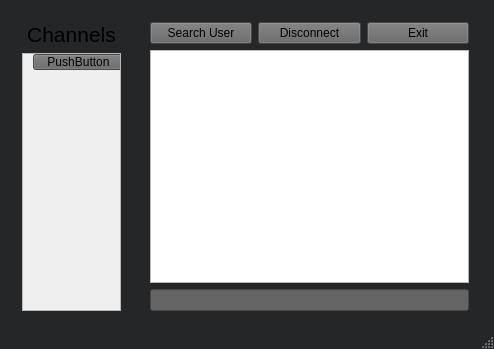
Skyfligher/DBMS_Project, file tempClient/mainwindow.ui: the form before one commit.
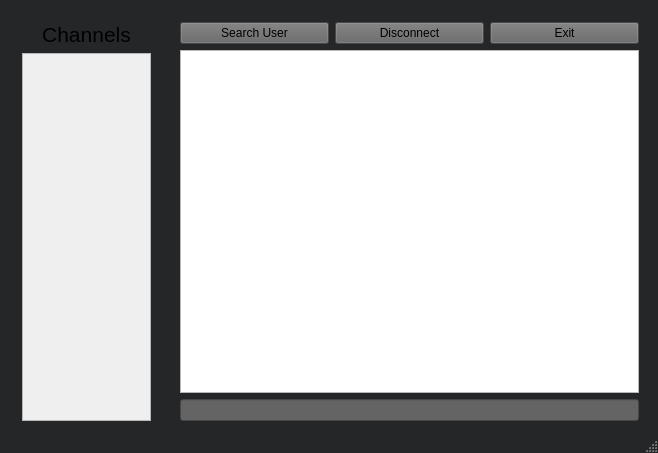
The form after the commit.

Diff of the .ui file:
```diff
--- a/tempClient/mainwindow.ui
+++ b/tempClient/mainwindow.ui
@@ -6,8 +6,8 @@
    <rect>
     <x>0</x>
     <y>0</y>
-    <width>494</width>
-    <height>349</height>
+    <width>658</width>
+    <height>453</height>
    </rect>
   </property>
   <property name="palette">
@@ -444,8 +444,8 @@
      <rect>
       <x>11</x>
       <y>11</y>
-      <width>121</width>
-      <height>311</height>
+      <width>151</width>
+      <height>421</height>
      </rect>
     </property>
     <layout class="QVBoxLayout" name="verticalLayout_2">
@@ -474,23 +474,10 @@
          <rect>
           <x>0</x>
           <y>0</y>
-          <width>117</width>
-          <height>283</height>
+          <width>147</width>
+          <height>393</height>
          </rect>
         </property>
-        <widget class="QPushButton" name="pushButton">
-         <property name="geometry">
-          <rect>
-           <x>10</x>
-           <y>0</y>
-           <width>91</width>
-           <height>16</height>
-          </rect>
-         </property>
-         <property name="text">
-          <string>PushButton</string>
-         </property>
-        </widget>
        </widget>
       </widget>
      </item>
@@ -499,10 +486,10 @@
    <widget class="QWidget" name="layoutWidget">
     <property name="geometry">
      <rect>
-      <x>139</x>
+      <x>169</x>
       <y>11</y>
-      <width>341</width>
-      <height>311</height>
+      <width>481</width>
+      <height>421</height>
      </rect>
     </property>
     <layout class="QGridLayout" name="gridLayout">
@@ -530,7 +517,7 @@
      <item row="1" column="0" colspan="3">
       <layout class="QVBoxLayout" name="verticalLayout">
        <item>
-        <widget class="QListWidget" name="listWidget"/>
+        <widget class="QTextBrowser" name="textBrowser"/>
        </item>
        <item>
         <widget class="QLineEdit" name="lineEdit"/>
```
